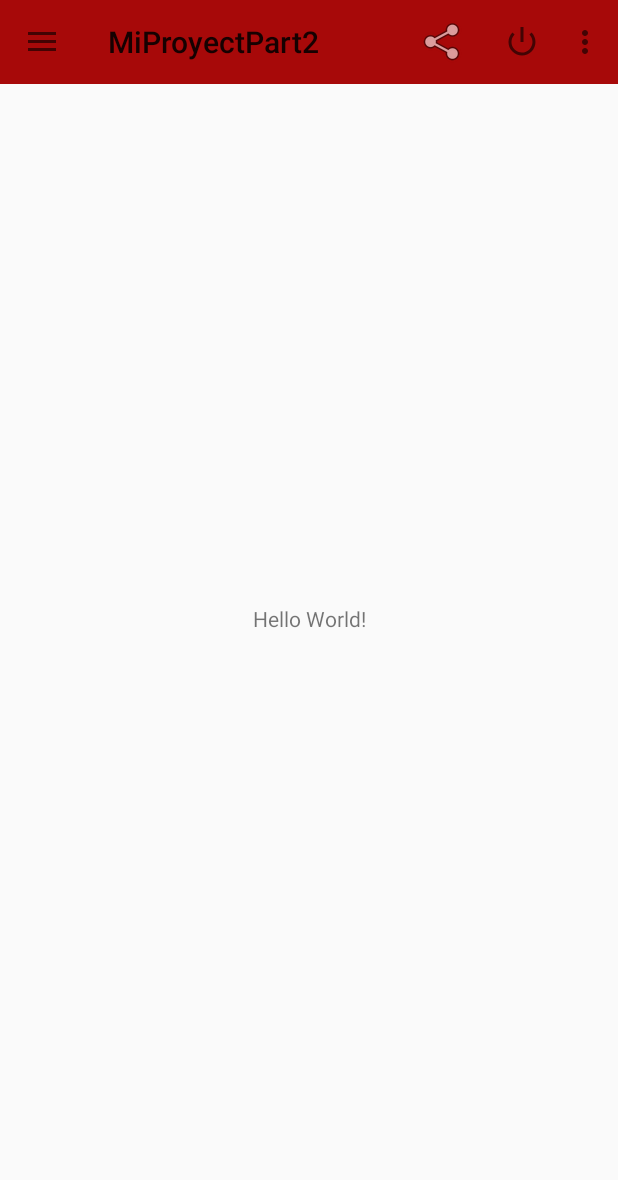
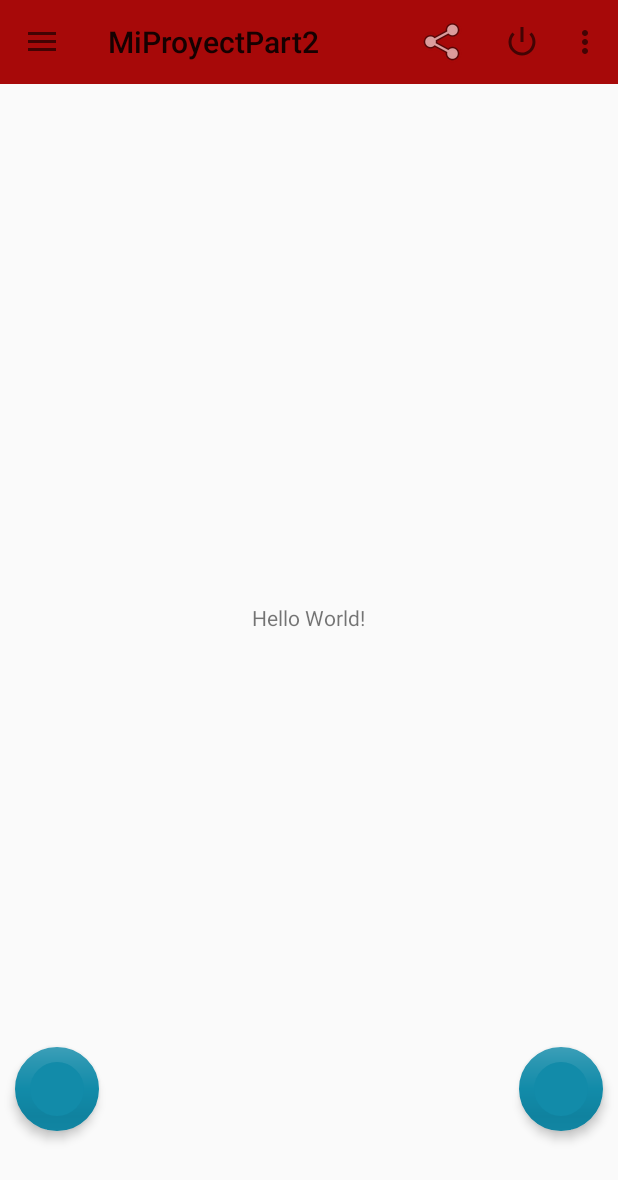
Before and after one commit to GladysFiorellaHuanacune/MiProyectPart2, an Android app: the screen it shows after launch (MainActivity), on a phone screen of 412 x 824 dp. Shown: the top 1180 px of the screen. Run offline under Robolectric (Android 15) with nearby library versions, the phone set to English and light mode, and no system bars.

Commit message:
Floating button

```diff
--- a/app/src/main/java/com/example/miproyectpart2/MainActivity.java
+++ b/app/src/main/java/com/example/miproyectpart2/MainActivity.java
@@ -10,6 +10,8 @@ import android.content.Intent;
 import android.os.Bundle;
 import android.view.Menu;
 import android.view.MenuItem;
+import android.view.View;
+import android.widget.Toast;
 
 
 import com.google.android.material.navigation.NavigationView;
@@ -118,4 +120,10 @@ public class MainActivity extends AppCompatActivity implements NavigationView.On
         }
         return super.onOptionsItemSelected(item);
     }
+    public void btnderecha(View view) {
+        Toast.makeText(this, "Se pulso el floating button de la derecha "+ view.getTag(), Toast.LENGTH_LONG).show();
+    }
+    public void btnizquierda(View view) {
+        Toast.makeText(this, "Se pulso el floating button de la izquierda "+ view.getTag(), Toast.LENGTH_LONG).show();
+    }
 }
--- a/app/src/main/res/layout/activity_main.xml
+++ b/app/src/main/res/layout/activity_main.xml
@@ -1,25 +1,45 @@
-<?xml version="1.0" encoding="utf-8"?>
-<androidx.constraintlayout.widget.ConstraintLayout xmlns:android="http://schemas.android.com/apk/res/android"
+<androidx.coordinatorlayout.widget.CoordinatorLayout xmlns:android="http://schemas.android.com/apk/res/android"
     xmlns:app="http://schemas.android.com/apk/res-auto"
     xmlns:tools="http://schemas.android.com/tools"
     android:layout_width="match_parent"
     android:layout_height="match_parent"
     tools:context=".MainActivity">
-
+    <TextView
+        android:layout_width="wrap_content"
+        android:layout_height="wrap_content"
+        android:layout_gravity="center"
+        android:text="Hello World!" />
     <androidx.appcompat.widget.Toolbar
         android:id="@+id/toolbar"
         android:layout_width="match_parent"
         android:layout_height="wrap_content"
-        android:minHeight="?attr/actionBarSize"
         android:background="#a70909"
-        tools:ignore="MissingConstraints" />
-    <TextView
+        android:minHeight="?attr/actionBarSize"/>
+    <com.google.android.material.floatingactionbutton.FloatingActionButton
         android:layout_width="wrap_content"
         android:layout_height="wrap_content"
-        android:text="Hello World!"
-        app:layout_constraintBottom_toBottomOf="parent"
-        app:layout_constraintLeft_toLeftOf="parent"
-        app:layout_constraintRight_toRightOf="parent"
-        app:layout_constraintTop_toTopOf="parent" />
+        android:layout_gravity="bottom|end"
+        android:layout_marginRight="10dp"
+        android:layout_marginBottom="70dp"
+        android:tag="fabderecha"
+        app:backgroundTint="#128ba9"
+        app:borderWidth="10dp"
+        app:elevation="4dp"
+        app:fabSize="normal"
+        app:rippleColor="#43e3ff"
+        android:onClick="btnderecha"/>
 
-</androidx.constraintlayout.widget.ConstraintLayout>
+    <com.google.android.material.floatingactionbutton.FloatingActionButton
+        android:layout_width="wrap_content"
+        android:layout_height="wrap_content"
+        android:layout_gravity="bottom|left"
+        android:layout_marginLeft="10dp"
+        android:layout_marginBottom="70dp"
+        android:tag="fabizquierda"
+        app:backgroundTint="#128ba9"
+        app:borderWidth="10dp"
+        app:elevation="4dp"
+        app:fabSize="normal"
+        app:rippleColor="#43e3ff"
+        android:onClick="btnizquierda"/>
+</androidx.coordinatorlayout.widget.CoordinatorLayout>
```
